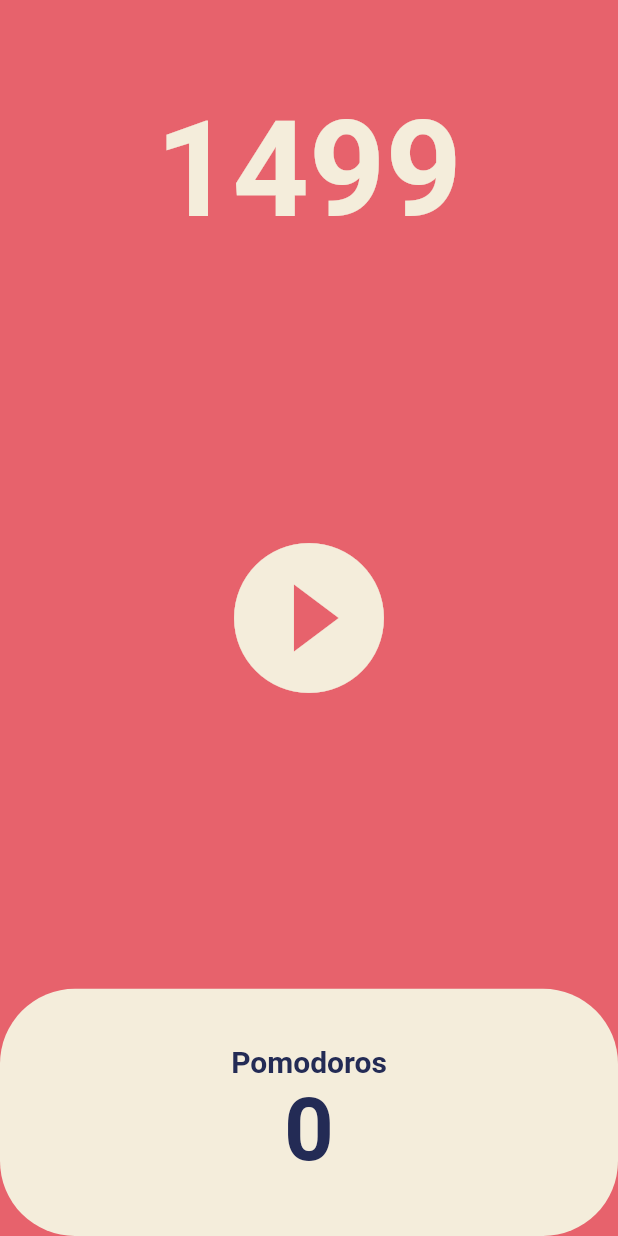
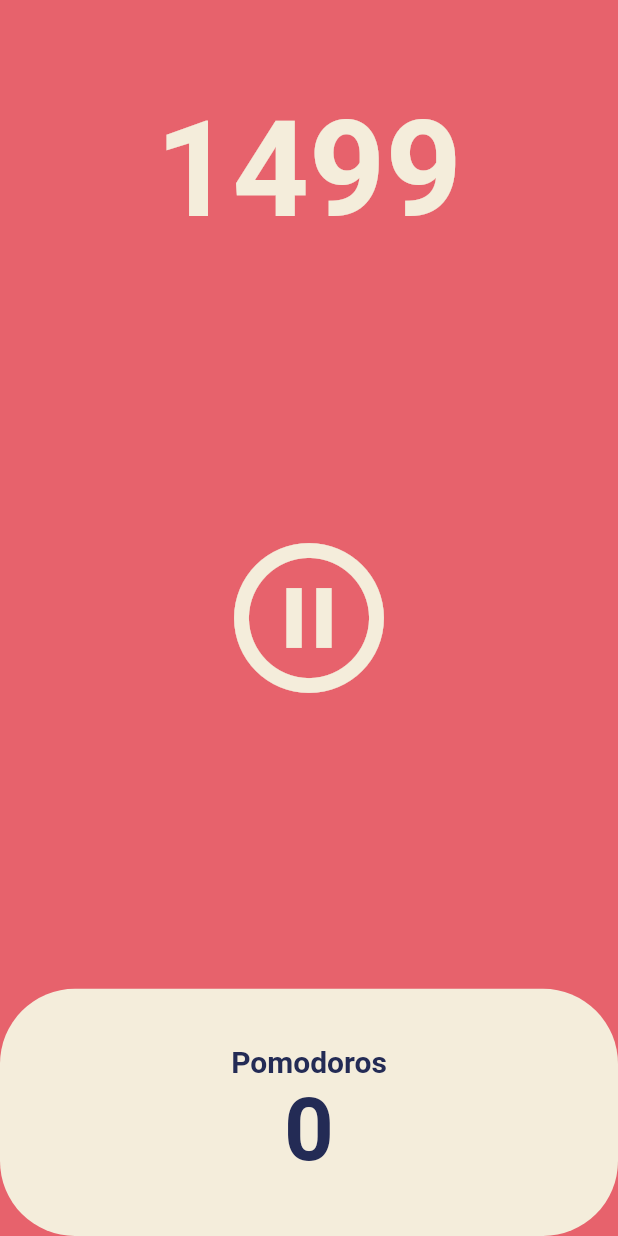
Before and after one commit to hyunjin1012/flutter-pomodoro, a Flutter app: the screen it shows after launch, after a tap on the "play circle filled" icon, on a phone screen of 412 x 824 dp. Run offline on Flutter 3.47's test engine with Material 2 defaults, Android fonts, the phone set to English and light mode, and no system bars.

Commit message:
add pause function to timer

```diff
--- a/lib/screens/home_screen.dart
+++ b/lib/screens/home_screen.dart
@@ -11,6 +11,7 @@ class HomeScreen extends StatefulWidget {
 
 class _HomeScreenState extends State<HomeScreen> {
   int totalSeconds = 1500;
+  bool isRunning = false;
   late Timer timer;
 
   void onTick(Timer timer) {
@@ -25,6 +26,16 @@ class _HomeScreenState extends State<HomeScreen> {
 
   void onStartPressed() {
     timer = Timer.periodic(const Duration(seconds: 1), onTick);
+    setState(() {
+      isRunning = true;
+    });
+  }
+
+  void onPausePressed() {
+    timer.cancel();
+    setState(() {
+      isRunning = false;
+    });
   }
 
   @override
@@ -49,8 +60,10 @@ class _HomeScreenState extends State<HomeScreen> {
           flex: 3,
           child: Center(
             child: IconButton(
-              onPressed: onStartPressed,
-              icon: const Icon(Icons.play_circle_fill_outlined),
+              onPressed: isRunning ? onPausePressed : onStartPressed,
+              icon: Icon(isRunning
+                  ? Icons.pause_circle_outlined
+                  : Icons.play_circle_fill_outlined),
               iconSize: 120,
               color: Theme.of(context).cardColor,
             ),
```
